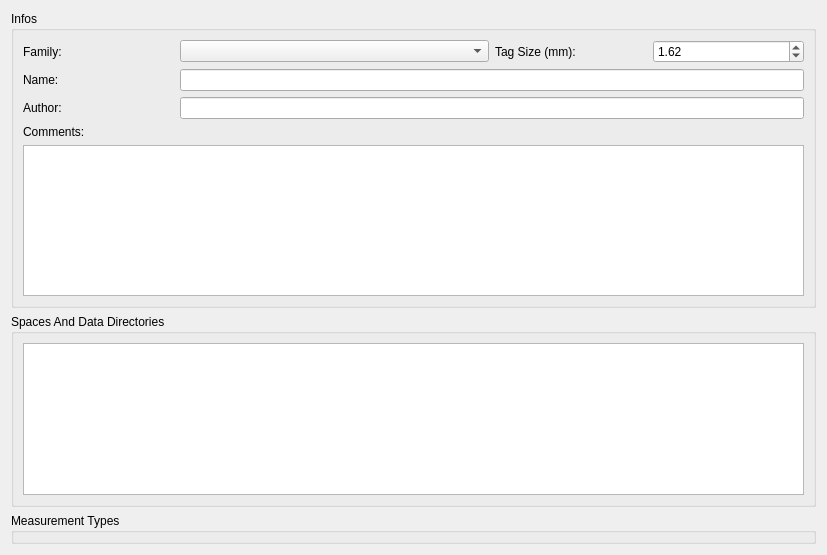
The window that src/fort-studio/ExperimentEditorWidget.ui (formicidae-tracker/studio) describes before a commit, drawn with Qt 5.
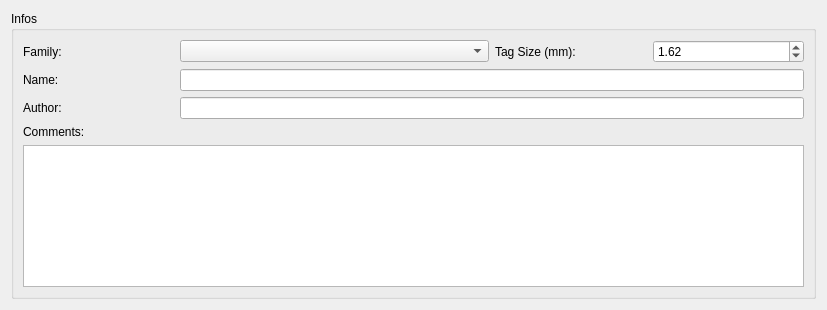
The same window after the commit. Custom widgets are drawn as their Qt base class.

Commit message: Implements Experiment Editor Widget

Patch:
```diff
--- a/src/fort-studio/ExperimentEditorWidget.ui
+++ b/src/fort-studio/ExperimentEditorWidget.ui
@@ -7,7 +7,7 @@
     <x>0</x>
     <y>0</y>
     <width>827</width>
-    <height>555</height>
+    <height>310</height>
    </rect>
   </property>
   <property name="windowTitle">
@@ -101,50 +101,6 @@
      </layout>
     </widget>
    </item>
-   <item>
-    <widget class="QGroupBox" name="universeBox">
-     <property name="sizePolicy">
-      <sizepolicy hsizetype="Preferred" vsizetype="Preferred">
-       <horstretch>0</horstretch>
-       <verstretch>0</verstretch>
-      </sizepolicy>
-     </property>
-     <property name="maximumSize">
-      <size>
-       <width>16777215</width>
-       <height>16777215</height>
-      </size>
-     </property>
-     <property name="title">
-      <string>Spaces And Data Directories</string>
-     </property>
-     <layout class="QGridLayout" name="gridLayout_2">
-      <item row="0" column="0">
-       <widget class="QTreeView" name="spacesView">
-        <property name="alternatingRowColors">
-         <bool>true</bool>
-        </property>
-        <property name="autoExpandDelay">
-         <number>-1</number>
-        </property>
-        <property name="itemsExpandable">
-         <bool>true</bool>
-        </property>
-        <attribute name="headerStretchLastSection">
-         <bool>true</bool>
-        </attribute>
-       </widget>
-      </item>
-     </layout>
-    </widget>
-   </item>
-   <item>
-    <widget class="QGroupBox" name="measureBox">
-     <property name="title">
-      <string>Measurement Types</string>
-     </property>
-    </widget>
-   </item>
   </layout>
  </widget>
  <customwidgets>
```
Left out of the diff: 7 changed lines with no effect on the pictures. The commit also changes 3 other files.
